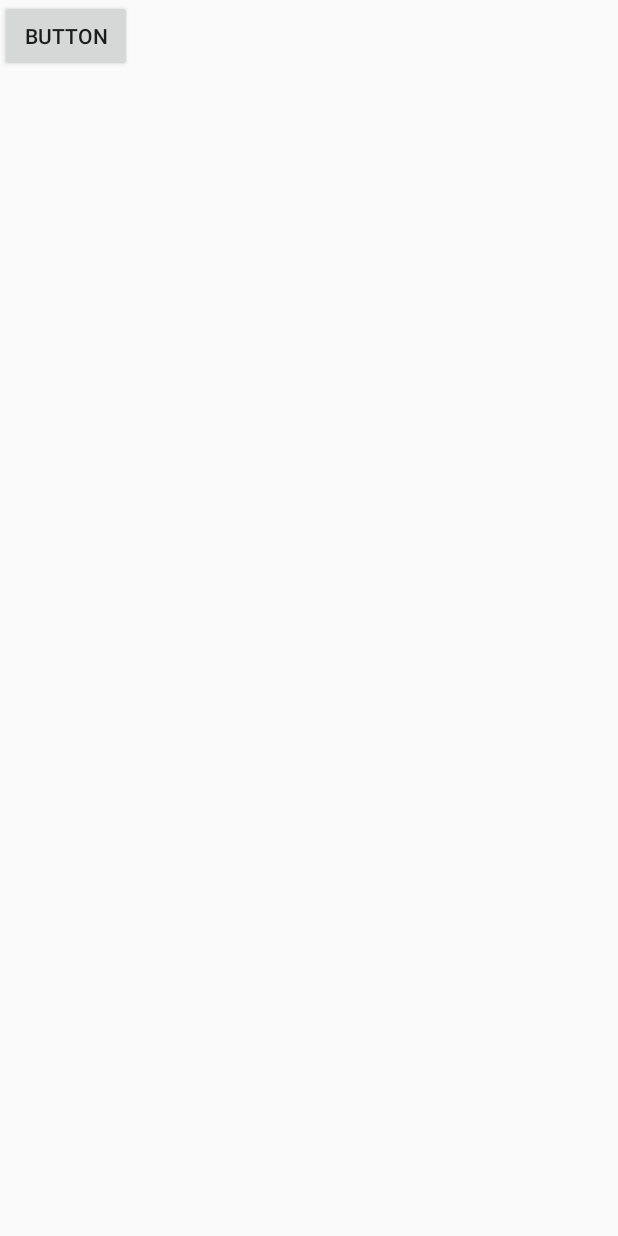
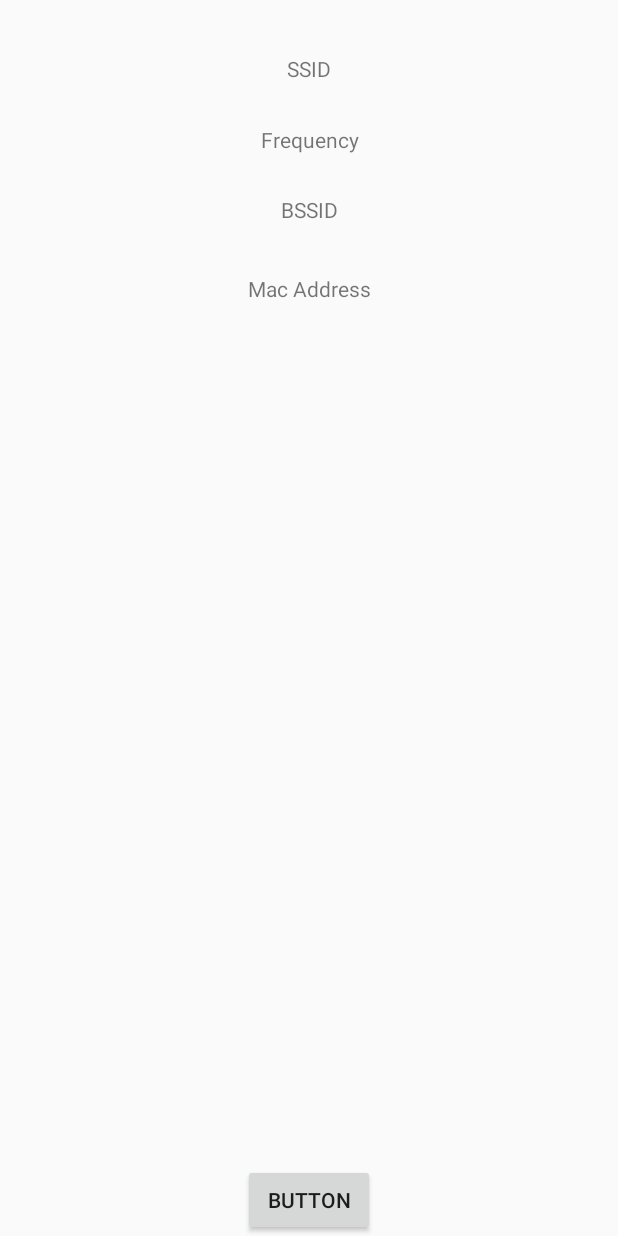
Before and after one commit to PatrykM5/Projekt_PT, an Android app: the layout activity_main.xml on its own in the app's theme, with its tools: preview values and no code run, on a phone screen of 412 x 824 dp. Run offline under Robolectric (Android 15) with nearby library versions, the phone set to English and light mode, and no system bars.

Commit message:
Dodanie funkcji wyświetlania
-Zmiana nazwy klasy Main,
Wyświetlanie na głównym ekranie:
-SSID,
-Częstotliwość,
-BSSID,
-Mac adres.

```diff
--- a/AplikacjaMobila/app/src/main/AndroidManifest.xml
+++ b/AplikacjaMobila/app/src/main/AndroidManifest.xml
@@ -14,7 +14,7 @@
         android:roundIcon="@mipmap/ic_launcher_round"
         android:supportsRtl="true"
         android:theme="@style/AppTheme">
-        <activity android:name=".Main">
+        <activity android:name=".WifiConfiguration">
             <intent-filter>
                 <action android:name="android.intent.action.MAIN" />
 
--- a/AplikacjaMobila/app/src/main/res/layout/activity_main.xml
+++ b/AplikacjaMobila/app/src/main/res/layout/activity_main.xml
@@ -4,23 +4,61 @@
     xmlns:tools="http://schemas.android.com/tools"
     android:layout_width="match_parent"
     android:layout_height="match_parent"
-    tools:context="com.example.l.aplikacjamobila.Main">
+    tools:context="com.example.l.aplikacjamobila.WifiConfiguration">
 
     <Button
         android:id="@+id/button"
         android:layout_width="wrap_content"
         android:layout_height="wrap_content"
+        android:layout_alignParentBottom="true"
+        android:layout_centerHorizontal="true"
+        android:gravity="center"
         android:text="Button"
         tools:layout_editor_absoluteX="146dp"
         tools:layout_editor_absoluteY="334dp" />
 
     <TextView
-        android:id="@+id/textView"
-        android:layout_width="wrap_content"
+        android:id="@+id/tvSSID"
+        android:layout_width="match_parent"
         android:layout_height="wrap_content"
-        android:layout_below="@+id/button"
-        android:layout_centerHorizontal="true"
-        android:layout_marginTop="83dp"
-        android:text="" />
+        android:layout_alignParentLeft="true"
+        android:layout_alignParentStart="true"
+        android:layout_alignParentTop="true"
+        android:layout_marginTop="36dp"
+        android:gravity="center"
+        android:text="SSID" />
+
+    <TextView
+        android:id="@+id/tvFrequency"
+        android:layout_width="match_parent"
+        android:layout_height="wrap_content"
+        android:layout_alignEnd="@+id/tvSSID"
+        android:layout_alignRight="@+id/tvSSID"
+        android:layout_below="@+id/tvSSID"
+        android:layout_marginTop="28dp"
+        android:gravity="center"
+        android:text="Frequency" />
+
+    <TextView
+        android:id="@+id/tvBSSID"
+        android:layout_width="match_parent"
+        android:layout_height="wrap_content"
+        android:layout_alignParentLeft="true"
+        android:layout_alignParentStart="true"
+        android:layout_below="@+id/tvFrequency"
+        android:layout_marginTop="27dp"
+        android:gravity="center"
+        android:text="BSSID" />
+
+    <TextView
+        android:id="@+id/tvMacAddress"
+        android:layout_width="match_parent"
+        android:layout_height="wrap_content"
+        android:layout_alignEnd="@+id/tvBSSID"
+        android:layout_alignRight="@+id/tvBSSID"
+        android:layout_below="@+id/tvBSSID"
+        android:layout_marginTop="33dp"
+        android:gravity="center"
+        android:text="Mac Address" />
 
 </RelativeLayout>
```
Also changed, not shown: AplikacjaMobila/app/src/main/java/com/example/l/aplikacjamobila/Main.java (deleted, +0 -91 lines), AplikacjaMobila/app/src/main/java/com/example/l/aplikacjamobila/WifiConfiguration.java (added, +92 -0 lines).
